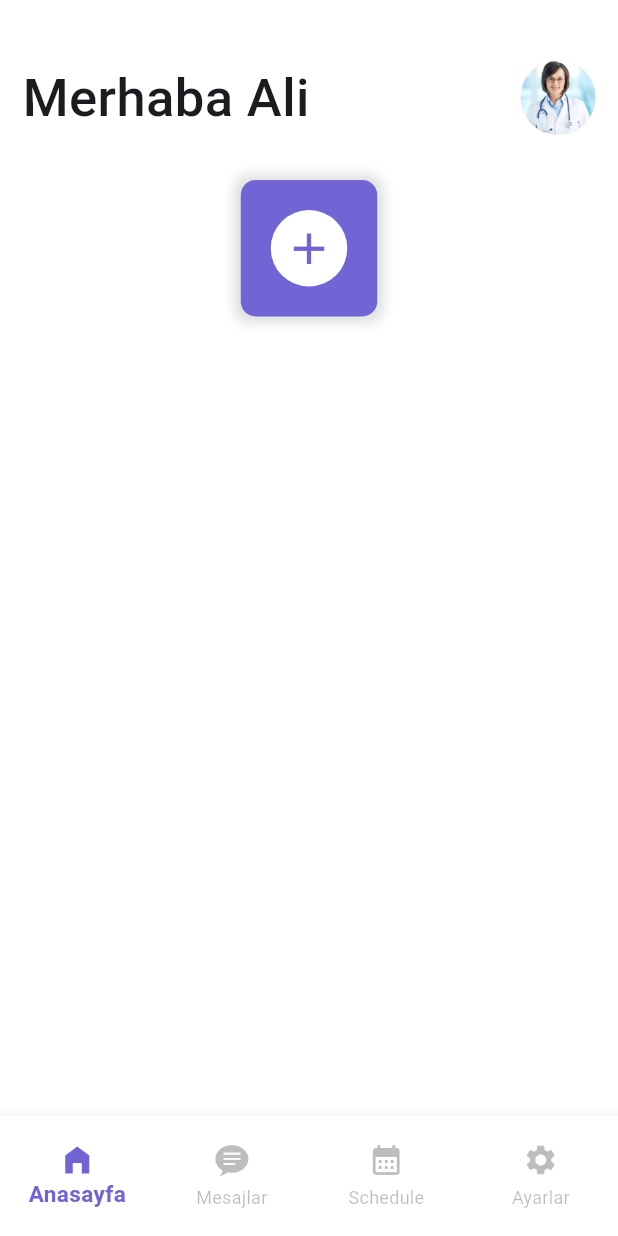
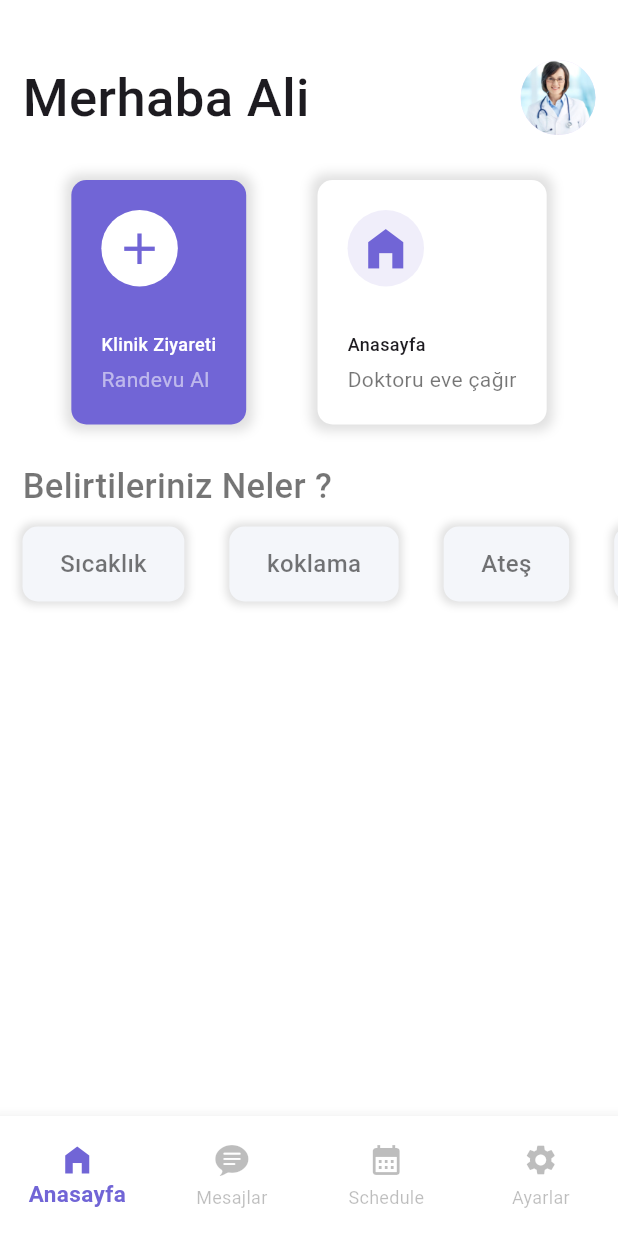
Before and after one commit to mmkocak/saglikapp, a Flutter app: the NavbarRoots screen opened directly, on a phone screen of 412 x 824 dp. Run offline on Flutter 3.47's test engine with Material 3 defaults, Android fonts, the phone set to English and light mode, and no system bars.

Commit message:
Anasayfa bir kısmı bitti

```diff
--- a/lib/view/home/home_screen.dart
+++ b/lib/view/home/home_screen.dart
@@ -4,10 +4,10 @@ import 'package:flutter/widgets.dart';
 class HomeScreen extends StatelessWidget {
   List symptoms = [
     "Sıcaklık",
-    "Snuffle",
+    "koklama",
     "Ateş",
-    "Öksürük"
-        "Soğuk"
+    "Öksürük",
+    "Soğuk"
   ];
   List imgs = [
     "doctor1.jpg"
@@ -54,7 +54,7 @@ class HomeScreen extends StatelessWidget {
                   decoration: BoxDecoration(
                     color: const Color(0xFF7165D6),
                     borderRadius: BorderRadius.circular(10),
-                    boxShadow:const[
+                    boxShadow: const [
                       BoxShadow(
                         color: Colors.black12,
                         blurRadius: 6,
@@ -62,26 +62,115 @@ class HomeScreen extends StatelessWidget {
                       ),
                     ],
                   ),
-                  child:  Column(
+                  child: Column(
                     crossAxisAlignment: CrossAxisAlignment.start,
                     children: [
                       Container(
-                        padding: EdgeInsets.all(8),
-                        decoration: BoxDecoration(
+                        padding: const EdgeInsets.all(8),
+                        decoration: const BoxDecoration(
                           color: Colors.white,
                           shape: BoxShape.circle,
                         ),
-                        child: Icon(
+                        child: const Icon(
                           Icons.add,
                           color: Color(0xFF7165d6),
                           size: 35,
                         ),
                       ),
-                    ],),
+                      const SizedBox(height: 30),
+                      const Text(
+                        "Klinik Ziyareti",
+                        style: TextStyle(
+                            fontSize: 12,
+                            color: Colors.white,
+                            fontWeight: FontWeight.w500),
+                      ),
+                      const SizedBox(height: 5,),
+                      const Text("Randevu Al", style: TextStyle(color: Colors.white54),),
+                    ],
+                  ),
+                ),
+              ),
+               InkWell(
+                onTap: () {},
+                child: Container(
+                  padding: const EdgeInsets.all(20),
+                  decoration: BoxDecoration(
+                    color:  Colors.white,
+                    borderRadius: BorderRadius.circular(10),
+                    boxShadow: const [
+                      BoxShadow(
+                        color: Colors.black12,
+                        blurRadius: 6,
+                        spreadRadius: 4,
+                      ),
+                    ],
+                  ),
+                  child: Column(
+                    crossAxisAlignment: CrossAxisAlignment.start,
+                    children: [
+                      Container(
+                        padding: const EdgeInsets.all(8),
+                        decoration: const BoxDecoration(
+                          color: Color(0xFFF0eefa),
+                          shape: BoxShape.circle,
+                        ),
+                        child: const Icon(
+                          Icons.home_filled,
+                          color: Color(0xFF7165d6),
+                          size: 35,
+                        ),
+                      ),
+                      const SizedBox(height: 30),
+                      const Text(
+                        "Anasayfa",
+                        style: TextStyle(
+                            fontSize: 12,
+                            //color: Colors.black54,
+                            fontWeight: FontWeight.w500),
+                      ),
+                      const SizedBox(height: 5,),
+                      const Text("Doktoru eve çağır", style: TextStyle(color: Colors.black54),),
+                    ],
+                  ),
                 ),
               ),
             ],
-          )
+          ),
+          const SizedBox(height: 25),
+          const Padding(padding: EdgeInsets.only(left: 15),
+          child: Text("Belirtileriniz Neler ?", style: TextStyle(
+            fontSize: 23,
+            fontWeight: FontWeight.w500,
+            color: Colors.black54,
+          ),),
+          ),
+          SizedBox(height: 70,
+          child: ListView.builder(
+            shrinkWrap: true,
+            scrollDirection: Axis.horizontal,
+            itemCount: symptoms.length,
+            itemBuilder: (context, index) {
+            return Container(
+              margin: const EdgeInsets.symmetric(horizontal: 15, vertical: 10),
+              padding: const EdgeInsets.symmetric(horizontal: 25),
+              decoration: BoxDecoration(
+                color: Color(0xFFF4F6FA),
+                borderRadius: BorderRadius.circular(10),
+                boxShadow: [
+                  BoxShadow(
+                    color: Colors.black12,
+                    blurRadius: 4,
+                    spreadRadius: 2,
+                  ),
+                ]
+              ),
+              child: Center(child: Text(symptoms[index],
+              style: TextStyle(fontSize: 16, fontWeight: FontWeight.w500, color: Colors.black54),),),
+            );
+          },),
+          ),
+
         ],
       ),
     );
```
